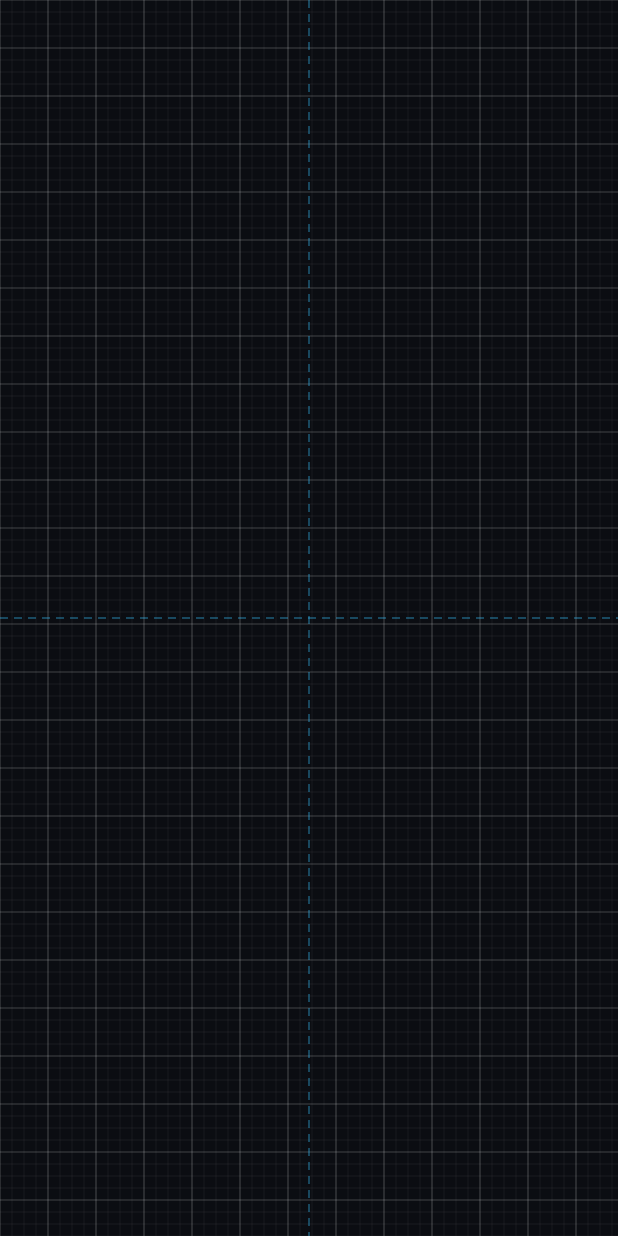
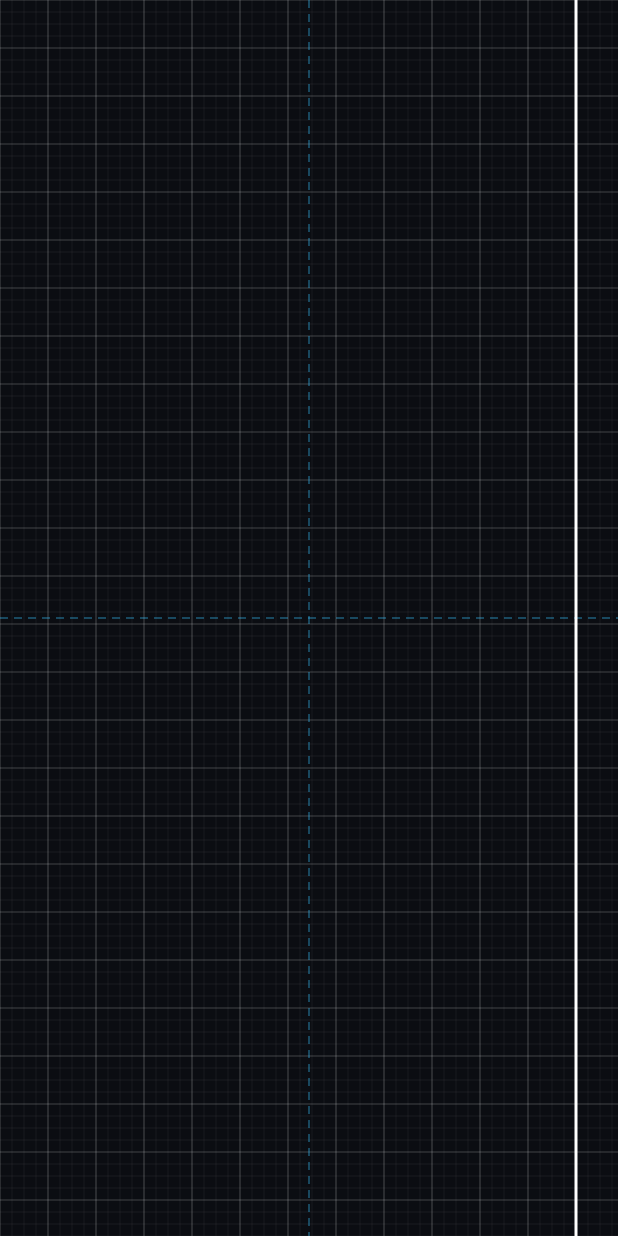
Before and after one commit to Jes-win-hac-ker/E.D.I.T.H, an Android app built with Jetpack Compose: the screen it shows after launch (MainActivity), on a phone screen of 412 x 824 dp. Run offline under Robolectric (Android 15) with nearby library versions, the phone set to English and light mode, and no system bars; our stand-ins replace Navigation 3.

Commit message:
feat: add vertical line on 4th line from right

```diff
--- a/app/src/main/java/com/nexwork/edith/ui/components/GridLines.kt
+++ b/app/src/main/java/com/nexwork/edith/ui/components/GridLines.kt
@@ -11,7 +11,7 @@ import androidx.compose.ui.unit.Dp
 import androidx.compose.ui.unit.dp
 
 /**
- * Very fine, high-density layout grid lines (millimeter / graph-paper style).
+ * Very fine, high-density layout grid lines with custom feature lines.
  */
 @Composable
 fun GridLines(
@@ -21,6 +21,9 @@ fun GridLines(
   minorLineColor: Color = Color.White.copy(alpha = 0.08f),
   majorLineColor: Color = Color.White.copy(alpha = 0.22f),
   centerLineColor: Color = Color(0xFF38BDF8).copy(alpha = 0.45f),
+  verticalLineFromRightIndex: Int? = 4, // 4th line from the right of the phone
+  customLineWidth: Dp = 2.dp,
+  customLineColor: Color = Color.White,
 ) {
   Canvas(modifier = modifier.fillMaxSize()) {
     val stepPx = gridSize.toPx()
@@ -81,5 +84,20 @@ fun GridLines(
       strokeWidth = 1.dp.toPx(),
       pathEffect = dashEffect,
     )
+
+    // Line on the 4th line from the right of the phone
+    if (verticalLineFromRightIndex != null && verticalLineFromRightIndex > 0) {
+      val lastLineIndex = (width / stepPx).toInt()
+      val targetIndex = lastLineIndex - (verticalLineFromRightIndex - 1)
+      if (targetIndex >= 0) {
+        val targetX = targetIndex * stepPx
+        drawLine(
+          color = customLineColor,
+          start = Offset(targetX, 0f),
+          end = Offset(targetX, height),
+          strokeWidth = customLineWidth.toPx(),
+        )
+      }
+    }
   }
 }
```
